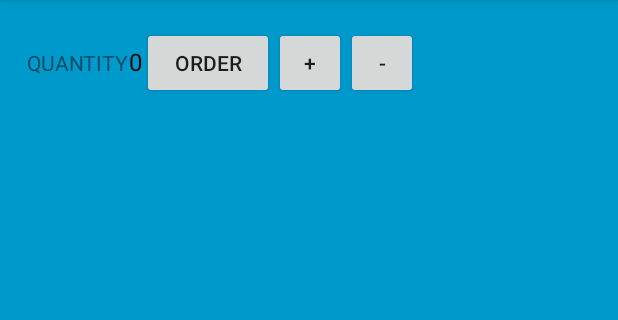
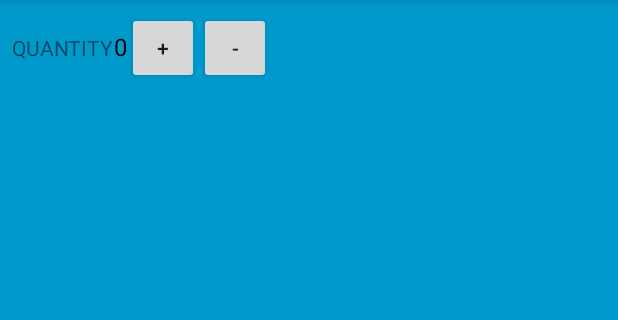
Before and after one commit to Rick-Myers/JustJava, an Android app: the screen it shows after launch (MainActivity), on a phone screen of 412 x 824 dp, the part 84-404 px from its top. Run offline under Robolectric (Android 15) with nearby library versions, the phone set to English and light mode, and no system bars.

```diff
--- a/app/src/main/res/layout/activity_main.xml
+++ b/app/src/main/res/layout/activity_main.xml
@@ -6,7 +6,7 @@
     tools:context=".MainActivity"
     android:orientation="horizontal"
     android:background="@android:color/holo_blue_dark"
-    android:padding="18dp">
+    android:padding="8dp">
 
     <TextView
         android:text="quantity"
@@ -25,13 +25,6 @@
         android:layout_marginBottom="16dp"/>
 
     <Button
-        android:text="order"
-        android:textAllCaps="true"
-        android:layout_width="wrap_content"
-        android:layout_height="wrap_content"
-        android:onClick="submitOrder"/>
-
-    <Button
         android:text="+"
         android:textAllCaps="true"
         android:layout_width="48dp"
```
